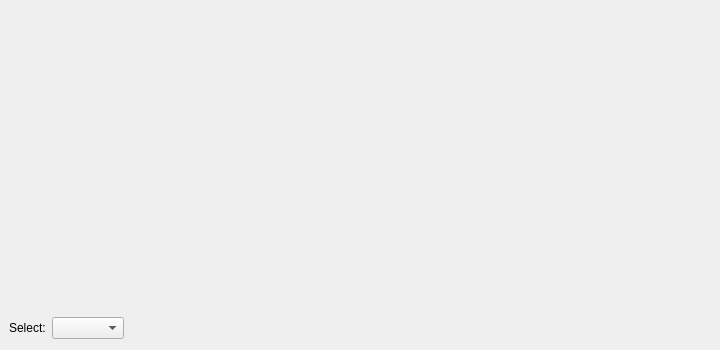
nlbtuyen/ConfigurationGCS, file src/aq_telemetryView.ui: the form before one commit.
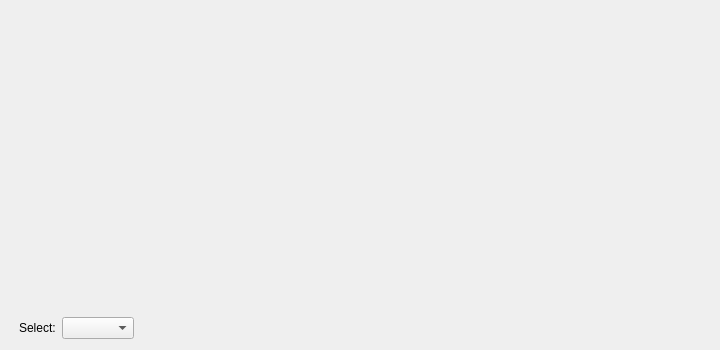
The form after the commit.

What changed in the file:
```diff
--- a/src/aq_telemetryView.ui
+++ b/src/aq_telemetryView.ui
@@ -44,9 +44,9 @@
   <widget class="QWidget" name="layoutWidget">
    <property name="geometry">
     <rect>
-     <x>9</x>
+     <x>19</x>
      <y>316</y>
-     <width>701</width>
+     <width>691</width>
      <height>24</height>
     </rect>
    </property>
```
